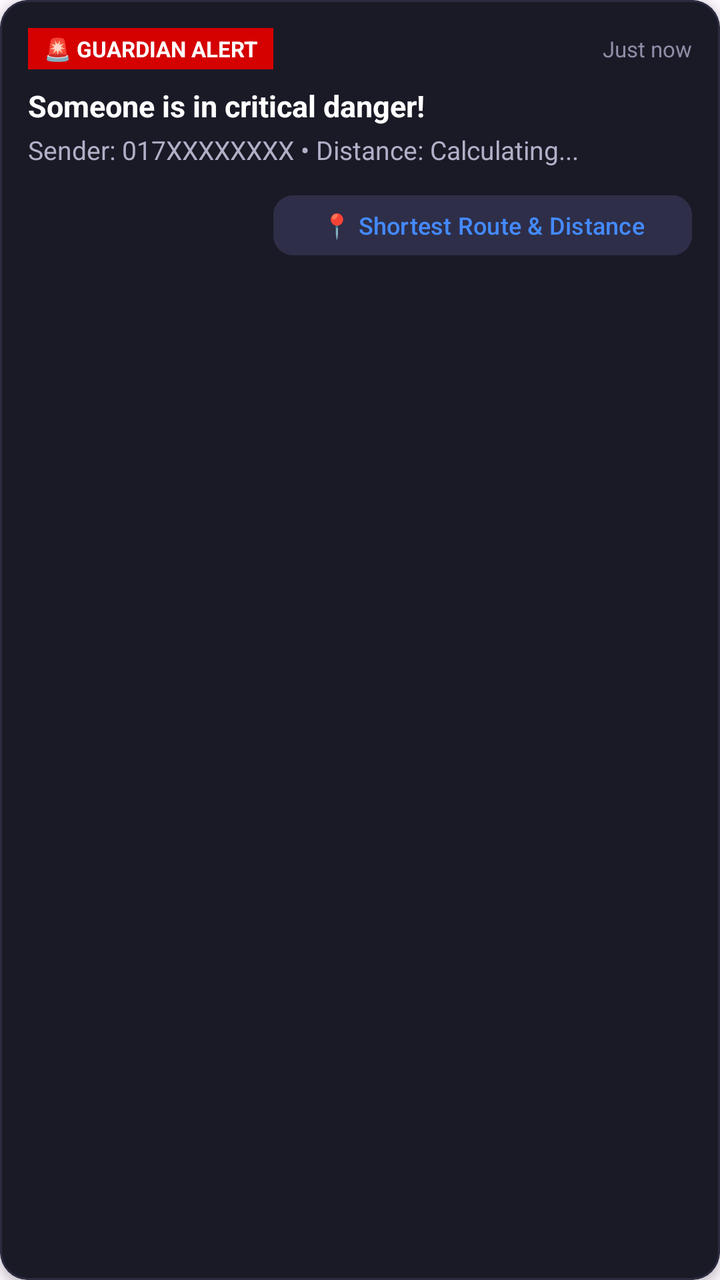
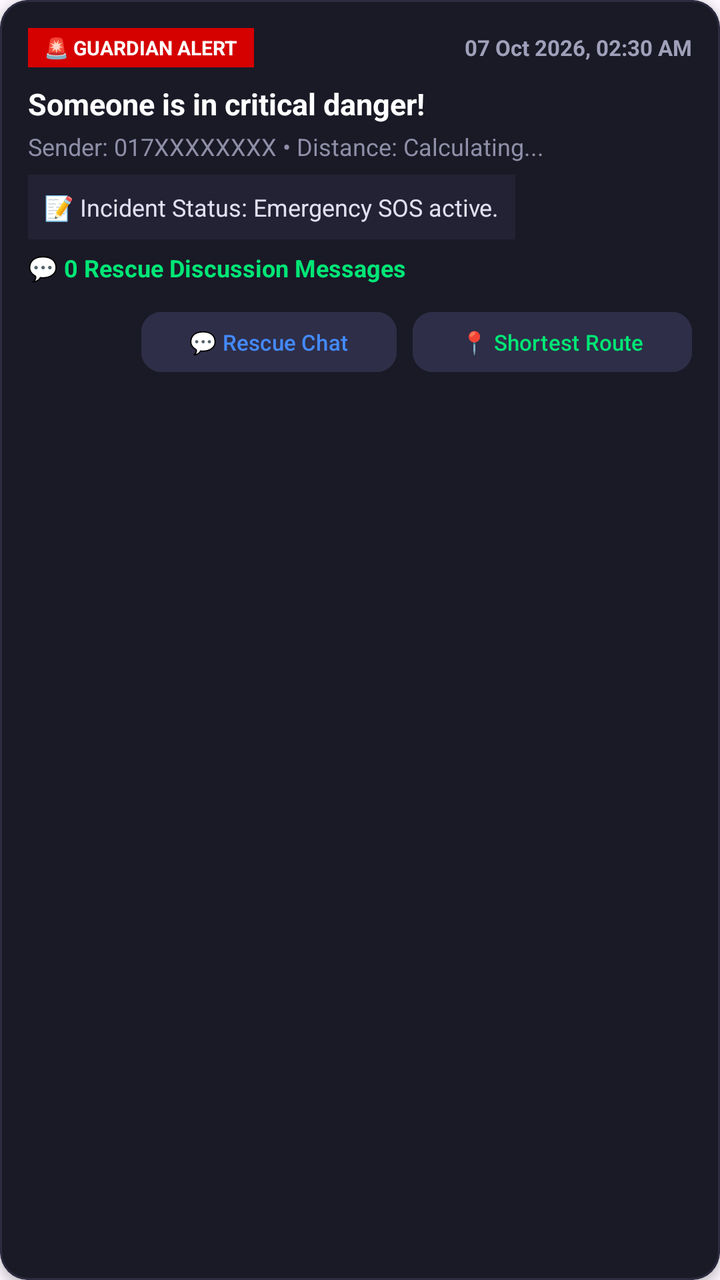

The first picture is an Android layout as it rendered before a commit; the second is the same layout after the commit. The layout source and the unified diff follow.
<!-- AndroidManifest.xml: application theme Theme.SafeGuardSOSFinal -->
<!-- res/layout/item_sos_notification.xml -->
<?xml version="1.0" encoding="utf-8"?>
<com.google.android.material.card.MaterialCardView xmlns:android="http://schemas.android.com/apk/res/android"
    xmlns:app="http://schemas.android.com/apk/res-auto"
    android:id="@+id/cardNotification"
    android:layout_width="match_parent"
    android:layout_height="wrap_content"
    android:layout_marginHorizontal="12dp"
    android:layout_marginVertical="6dp"
    app:cardBackgroundColor="#1A1A27"
    app:cardCornerRadius="14dp"
    app:cardElevation="3dp"
    app:strokeColor="#2C2C40"
    app:strokeWidth="1dp">

    <LinearLayout
        android:layout_width="match_parent"
        android:layout_height="wrap_content"
        android:orientation="vertical"
        android:padding="14dp">

        <LinearLayout
            android:layout_width="match_parent"
            android:layout_height="wrap_content"
            android:gravity="center_vertical"
            android:orientation="horizontal">

            <TextView
                android:id="@+id/tvTagBadge"
                android:layout_width="wrap_content"
                android:layout_height="wrap_content"
                android:background="#D50000"
                android:paddingHorizontal="8dp"
                android:paddingVertical="3dp"
                android:text="🚨 GUARDIAN ALERT"
                android:textColor="#FFFFFF"
                android:textSize="11sp"
                android:textStyle="bold" />

            <View
                android:layout_width="0dp"
                android:layout_height="1dp"
                android:layout_weight="1" />

            <TextView
                android:id="@+id/tvNotifTime"
                android:layout_width="wrap_content"
                android:layout_height="wrap_content"
                android:text="Just now"
                android:textColor="#8E8EA8"
                android:textSize="11sp" />
        </LinearLayout>

        <TextView
            android:id="@+id/tvNotifTitle"
            android:layout_width="wrap_content"
            android:layout_height="wrap_content"
            android:layout_marginTop="8dp"
            android:text="Someone is in critical danger!"
            android:textColor="#FFFFFF"
            android:textSize="15sp"
            android:textStyle="bold" />

        <TextView
            android:id="@+id/tvNotifDesc"
            android:layout_width="wrap_content"
            android:layout_height="wrap_content"
            android:layout_marginTop="3dp"
            android:text="Sender: 017XXXXXXXX • Distance: Calculating..."
            android:textColor="#B0B0C8"
            android:textSize="13sp" />

        <LinearLayout
            android:layout_width="match_parent"
            android:layout_height="wrap_content"
            android:layout_marginTop="10dp"
            android:gravity="end"
            android:orientation="horizontal">

            <com.google.android.material.button.MaterialButton
                android:id="@+id/btnNavigateRoute"
                style="@style/Widget.Material3.Button.TonalButton"
                android:layout_width="wrap_content"
                android:layout_height="38dp"
                android:backgroundTint="#2E2E48"
                android:text="📍 Shortest Route &amp; Distance"
                android:textColor="#448AFF"
                android:textSize="12sp"
                app:cornerRadius="10dp" />
        </LinearLayout>

    </LinearLayout>
</com.google.android.material.card.MaterialCardView>
<!-- resources referenced by this layout -->
<resources>
  <style name="Theme.SafeGuardSOSFinal" parent="Base.Theme.SafeGuardSOSFinal" />
  <style name="Base.Theme.SafeGuardSOSFinal" parent="Theme.Material3.DayNight.NoActionBar">
          
          
      </style>
</resources>

<!-- the commit's change to res/layout/item_sos_notification.xml (unified diff, before → after) -->
@@ -18,6 +18,7 @@
         android:orientation="vertical"
         android:padding="14dp">
 
+        
         <LinearLayout
             android:layout_width="match_parent"
             android:layout_height="wrap_content"
@@ -33,7 +34,7 @@
                 android:paddingVertical="3dp"
                 android:text="🚨 GUARDIAN ALERT"
                 android:textColor="#FFFFFF"
-                android:textSize="11sp"
+                android:textSize="10sp"
                 android:textStyle="bold" />
 
             <View
@@ -41,15 +42,18 @@
                 android:layout_height="1dp"
                 android:layout_weight="1" />
 
+            
             <TextView
                 android:id="@+id/tvNotifTime"
                 android:layout_width="wrap_content"
                 android:layout_height="wrap_content"
-                android:text="Just now"
-                android:textColor="#8E8EA8"
-                android:textSize="11sp" />
+                android:text="07 Oct 2026, 02:30 AM"
+                android:textColor="#A0A0BA"
+                android:textSize="11sp"
+                android:textStyle="bold" />
         </LinearLayout>
 
+        
         <TextView
             android:id="@+id/tvNotifTitle"
             android:layout_width="wrap_content"
@@ -60,15 +64,40 @@
             android:textSize="15sp"
             android:textStyle="bold" />
 
+        
+        <TextView
+            android:id="@+id/tvNotifPhone"
+            android:layout_width="wrap_content"
+            android:layout_height="wrap_content"
+            android:layout_marginTop="3dp"
+            android:text="Sender: 017XXXXXXXX • Distance: Calculating..."
+            android:textColor="#8F8FA8"
+            android:textSize="12sp" />
+
+        
         <TextView
             android:id="@+id/tvNotifDesc"
             android:layout_width="wrap_content"
             android:layout_height="wrap_content"
-            android:layout_marginTop="3dp"
-            android:text="Sender: 017XXXXXXXX • Distance: Calculating..."
-            android:textColor="#B0B0C8"
-            android:textSize="13sp" />
+            android:layout_marginTop="6dp"
+            android:background="#222234"
+            android:padding="8dp"
+            android:text="📝 Incident Status: Emergency SOS active."
+            android:textColor="#E0E0F0"
+            android:textSize="12sp" />
 
+        
+        <TextView
+            android:id="@+id/tvNotifChatInfo"
+            android:layout_width="wrap_content"
+            android:layout_height="wrap_content"
+            android:layout_marginTop="6dp"
+            android:text="💬 0 Rescue Discussion Messages"
+            android:textColor="#00E676"
+            android:textSize="12sp"
+            android:textStyle="bold" />
+
+        
         <LinearLayout
             android:layout_width="match_parent"
             android:layout_height="wrap_content"
@@ -77,14 +106,26 @@
             android:orientation="horizontal">
 
             <com.google.android.material.button.MaterialButton
+                android:id="@+id/btnJoinChat"
+                style="@style/Widget.Material3.Button.TonalButton"
+                android:layout_width="wrap_content"
+                android:layout_height="38dp"
+                android:layout_marginEnd="8dp"
+                android:backgroundTint="#2E2E48"
+                android:text="💬 Rescue Chat"
+                android:textColor="#448AFF"
+                android:textSize="11sp"
+                app:cornerRadius="10dp" />
+
+            <com.google.android.material.button.MaterialButton
                 android:id="@+id/btnNavigateRoute"
                 style="@style/Widget.Material3.Button.TonalButton"
                 android:layout_width="wrap_content"
                 android:layout_height="38dp"
                 android:backgroundTint="#2E2E48"
-                android:text="📍 Shortest Route &amp; Distance"
-                android:textColor="#448AFF"
-                android:textSize="12sp"
+                android:text="📍 Shortest Route"
+                android:textColor="#00E676"
+                android:textSize="11sp"
                 app:cornerRadius="10dp" />
         </LinearLayout>
 
